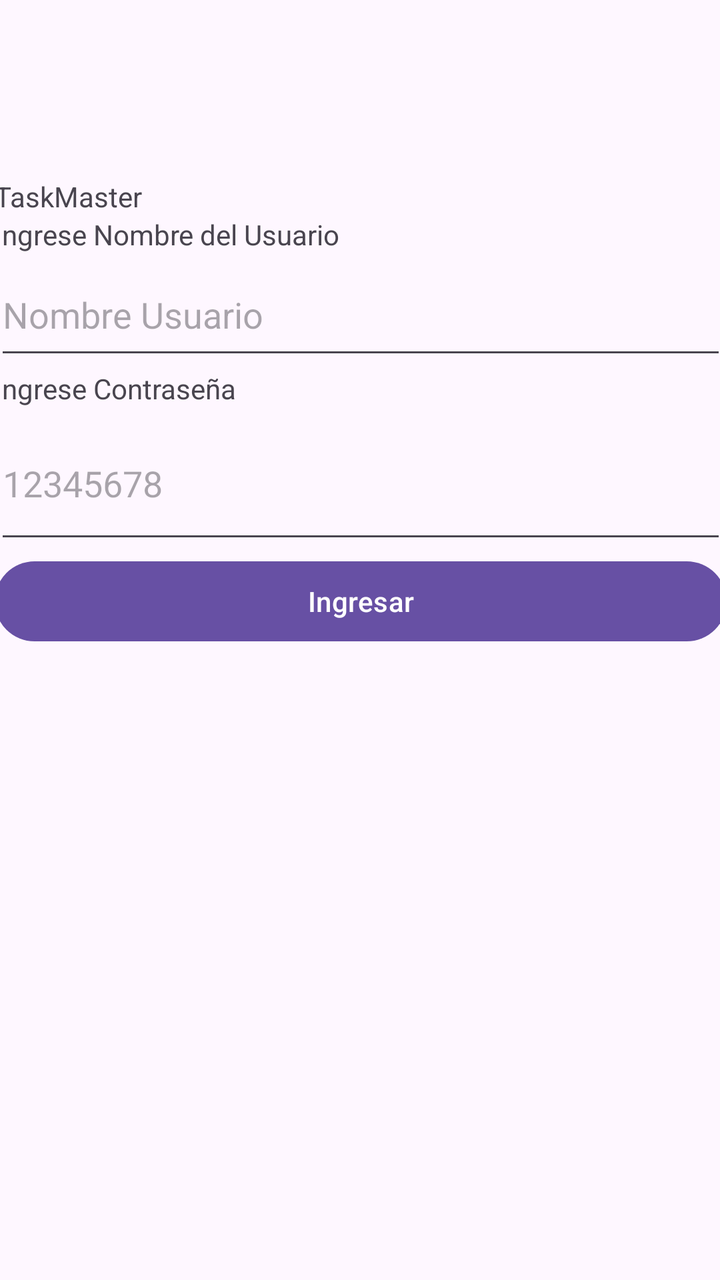
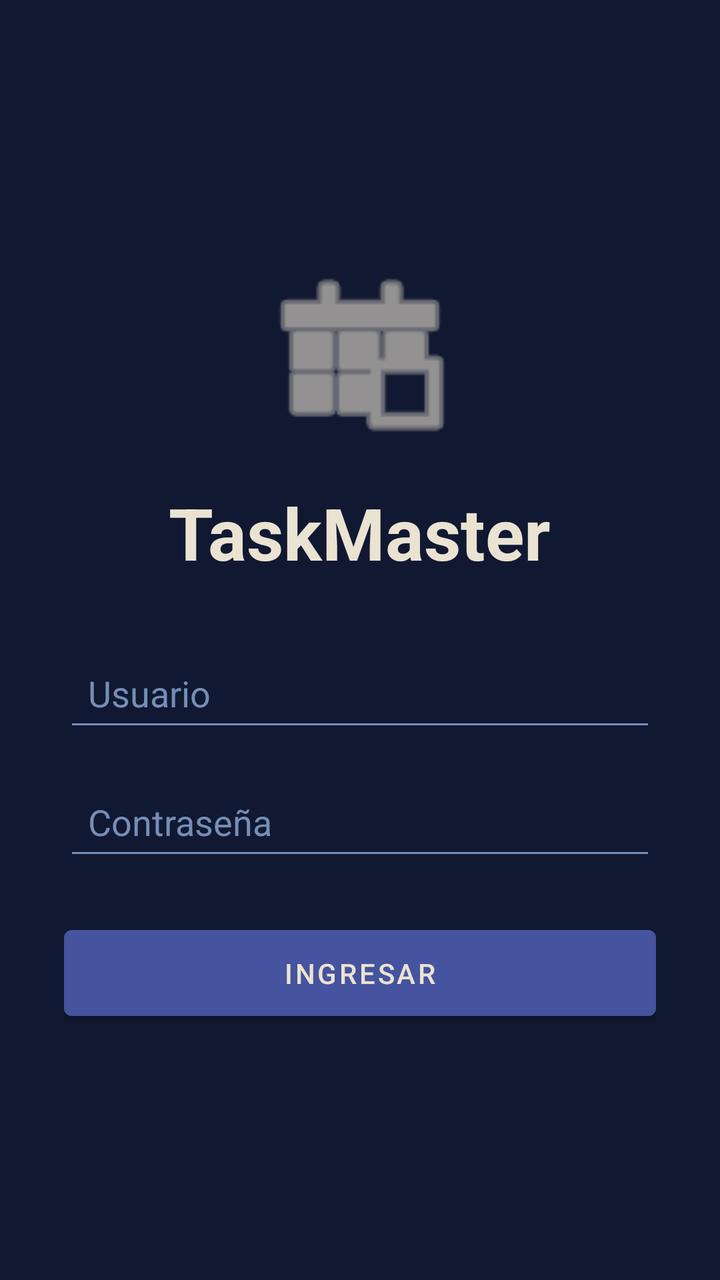

The first picture is an Android layout as it rendered before a commit; the second is the same layout after the commit. The layout source and the unified diff follow.
<!-- AndroidManifest.xml: application theme Theme.TaksMaster -->
<!-- res/layout/activity_main.xml -->
<?xml version="1.0" encoding="utf-8"?>
<androidx.constraintlayout.widget.ConstraintLayout xmlns:android="http://schemas.android.com/apk/res/android"
    xmlns:app="http://schemas.android.com/apk/res-auto"
    xmlns:tools="http://schemas.android.com/tools"
    android:id="@+id/main"
    android:layout_width="match_parent"
    android:layout_height="match_parent"
    tools:context=".MainActivity">

    <LinearLayout
        android:layout_width="366dp"
        android:layout_height="463dp"
        android:orientation="vertical"
        app:layout_constraintBottom_toBottomOf="parent"
        app:layout_constraintEnd_toEndOf="parent"
        app:layout_constraintStart_toStartOf="parent"
        app:layout_constraintTop_toTopOf="parent">

        <TextView
            android:id="@+id/tvNombreEmpresa"
            android:layout_width="match_parent"
            android:layout_height="wrap_content"
            android:text="TaskMaster" />

        <TextView
            android:id="@+id/tvNombreUsuario"
            android:layout_width="match_parent"
            android:layout_height="wrap_content"
            android:text="@string/activity_main_tvNombreUsuario" />

        <EditText
            android:id="@+id/etIngreseNombre"
            android:layout_width="match_parent"
            android:layout_height="58dp"
            android:ems="10"
            android:hint="@string/activity_main_etIngreseNombre"
            android:inputType="text" />

        <TextView
            android:id="@+id/tvPass"
            android:layout_width="match_parent"
            android:layout_height="wrap_content"
            android:text="@string/activity_main_tvPass" />

        <EditText
            android:id="@+id/etPass"
            android:layout_width="match_parent"
            android:layout_height="73dp"
            android:ems="10"
            android:hint="@string/activity_main_etPass"
            android:inputType="textPassword" />

        <Button
            android:id="@+id/btnIngresar"
            android:layout_width="match_parent"
            android:layout_height="wrap_content"
            android:text="@string/activity_main_btnIngresar" />
    </LinearLayout>
</androidx.constraintlayout.widget.ConstraintLayout>
<!-- resources referenced by this layout -->
<resources>
  <string name="activity_main_btnIngresar">Ingresar</string>
  <string name="activity_main_etIngreseNombre">Nombre Usuario</string>
  <string name="activity_main_etPass">12345678</string>
  <string name="activity_main_tvNombreUsuario">Ingrese Nombre del Usuario</string>
  <string name="activity_main_tvPass">Ingrese Contraseña</string>
  <style name="Theme.TaksMaster" parent="Base.Theme.TaksMaster" />
  <style name="Base.Theme.TaksMaster" parent="Theme.Material3.DayNight.NoActionBar">
          
          
      </style>
</resources>

<!-- the commit's change to res/layout/activity_main.xml (unified diff, before → after) -->
@@ -5,55 +5,69 @@
     android:id="@+id/main"
     android:layout_width="match_parent"
     android:layout_height="match_parent"
+    android:background="@color/palette_dark_bg"
     tools:context=".MainActivity">
 
     <LinearLayout
-        android:layout_width="366dp"
-        android:layout_height="463dp"
+        android:layout_width="0dp"
+        android:layout_height="wrap_content"
         android:orientation="vertical"
+        android:padding="32dp"
+        android:gravity="center"
         app:layout_constraintBottom_toBottomOf="parent"
         app:layout_constraintEnd_toEndOf="parent"
         app:layout_constraintStart_toStartOf="parent"
         app:layout_constraintTop_toTopOf="parent">
 
+        <ImageView
+            android:layout_width="100dp"
+            android:layout_height="100dp"
+            android:src="@android:drawable/ic_menu_today"
+            app:tint="@color/palette_cream_text"
+            android:layout_marginBottom="16dp"
+            android:contentDescription="TaskMaster Logo"/>
+
         <TextView
             android:id="@+id/tvNombreEmpresa"
-            android:layout_width="match_parent"
+            android:layout_width="wrap_content"
             android:layout_height="wrap_content"
-            android:text="TaskMaster" />
-
-        <TextView
-            android:id="@+id/tvNombreUsuario"
-            android:layout_width="match_parent"
-            android:layout_height="wrap_content"
-            android:text="@string/activity_main_tvNombreUsuario" />
+            android:text="TaskMaster"
+            android:textSize="36sp"
+            android:textStyle="bold"
+            android:textColor="@color/palette_cream_text"
+            android:layout_marginBottom="32dp"/>
 
         <EditText
             android:id="@+id/etIngreseNombre"
             android:layout_width="match_parent"
-            android:layout_height="58dp"
-            android:ems="10"
-            android:hint="@string/activity_main_etIngreseNombre"
-            android:inputType="text" />
-
-        <TextView
-            android:id="@+id/tvPass"
-            android:layout_width="match_parent"
             android:layout_height="wrap_content"
-            android:text="@string/activity_main_tvPass" />
+            android:hint="Usuario"
+            android:textColor="@color/palette_cream_text"
+            android:textColorHint="@color/palette_accent"
+            android:inputType="text"
+            android:padding="12dp"
+            android:backgroundTint="@color/palette_accent"
+            android:layout_marginBottom="16dp"/>
 
         <EditText
             android:id="@+id/etPass"
             android:layout_width="match_parent"
-            android:layout_height="73dp"
-            android:ems="10"
-            android:hint="@string/activity_main_etPass"
-            android:inputType="textPassword" />
+            android:layout_height="wrap_content"
+            android:hint="Contraseña"
+            android:textColor="@color/palette_cream_text"
+            android:textColorHint="@color/palette_accent"
+            android:inputType="textPassword"
+            android:padding="12dp"
+            android:backgroundTint="@color/palette_accent"
+            android:layout_marginBottom="24dp"/>
 
         <Button
             android:id="@+id/btnIngresar"
             android:layout_width="match_parent"
             android:layout_height="wrap_content"
-            android:text="@string/activity_main_btnIngresar" />
+            android:text="Ingresar"
+            android:backgroundTint="@color/palette_primary"
+            android:textColor="@color/palette_cream_text"
+            android:padding="12dp"/>
     </LinearLayout>
 </androidx.constraintlayout.widget.ConstraintLayout>
<!-- resource entries referenced after the edit -->
@@ -1,14 +1,23 @@
 <!-- resources referenced by this layout -->
 <resources>
-  <string name="activity_main_btnIngresar">Ingresar</string>
-  <string name="activity_main_etIngreseNombre">Nombre Usuario</string>
-  <string name="activity_main_etPass">12345678</string>
-  <string name="activity_main_tvNombreUsuario">Ingrese Nombre del Usuario</string>
-  <string name="activity_main_tvPass">Ingrese Contraseña</string>
+  <color name="palette_accent">#758EB7</color>
+  <color name="palette_cream_text">#EAE3D2</color>
+  <color name="palette_dark_bg">#111831</color>
+  <color name="palette_primary">#46539E</color>
   <style name="Theme.TaksMaster" parent="Base.Theme.TaksMaster" />
-  <style name="Base.Theme.TaksMaster" parent="Theme.Material3.DayNight.NoActionBar">
+  <style name="Base.Theme.TaksMaster" parent="Theme.MaterialComponents.DayNight.NoActionBar">
           
+          <item name="colorPrimary">@color/palette_primary</item>
+          <item name="colorPrimaryVariant">@color/palette_dark_bg</item>
+          <item name="colorOnPrimary">@color/palette_cream_text</item>
           
+          <item name="colorSecondary">@color/palette_accent</item>
+          <item name="colorSecondaryVariant">@color/palette_accent</item>
+          <item name="colorOnSecondary">@color/palette_dark_bg</item>
+          
+          <item name="android:statusBarColor">@color/palette_dark_bg</item>
+          
+          <item name="android:windowBackground">@color/palette_dark_bg</item>
       </style>
 </resources>
 
